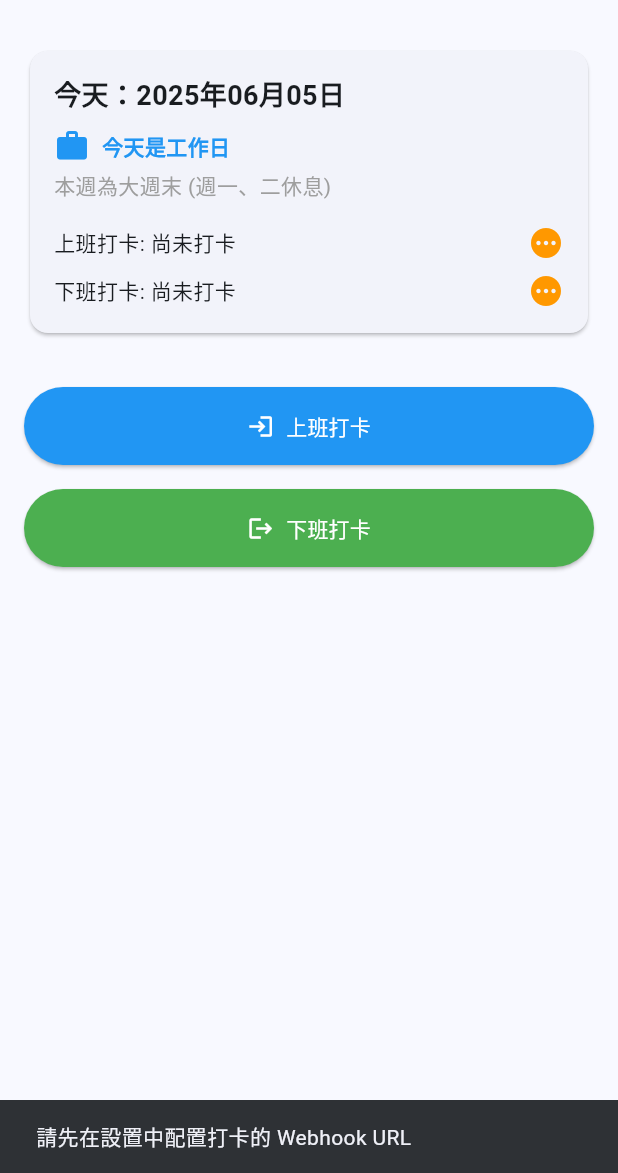
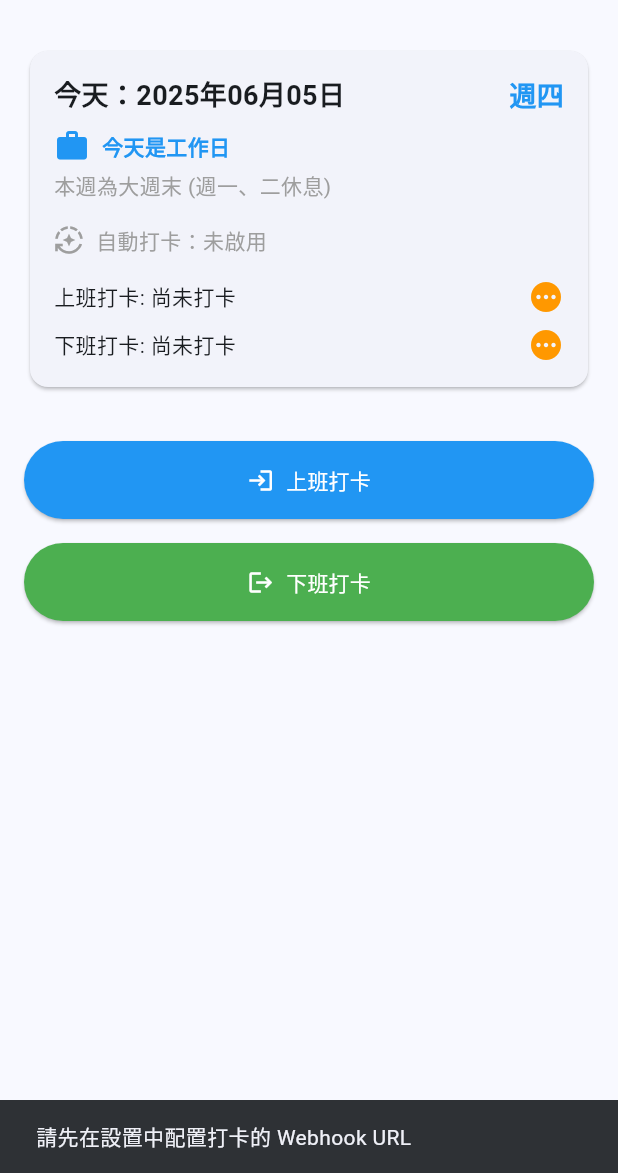
Before and after one commit to asadman1523/attendance_hub, a Flutter app: the screen it shows after launch, after a tap on "上班打卡", on a phone screen of 412 x 824 dp, the part 63-1236 px from its top. Run offline on Flutter 3.47's test engine with Material 3 defaults, Android fonts, the light colour scheme and no system bars; our stand-ins replace flutter_local_notifications, shared_preferences, timezone; missing offline and left inert: workmanager; statements that could not run were skipped.

Commit message:
feat: display weekday and auto-clock status
This commit adds the following features to the main screen:

- Displays the current day of the week (e.g., 週一, 週二).
- Shows the status of automatic clock-in and clock-out, indicating whether they are enabled.

The `_initAttendanceStatus` method now fetches auto-clock settings and updates the UI accordingly. A new method `_setWeekday` determines the current weekday, and `_getAutoClockStatusText` provides a user-friendly string for the auto-clock status.

```diff
--- a/lib/main.dart
+++ b/lib/main.dart
@@ -55,6 +55,9 @@ class _HomePageState extends State<HomePage> with WidgetsBindingObserver {
   final NotificationService _notificationService = NotificationService();
   bool _isWorkday = true;
   bool _isBigWeekend = false;
+  bool _autoClockInEnabled = false;
+  bool _autoClockOutEnabled = false;
+  String _weekday = '';
 
   @override
   void initState() {
@@ -106,15 +109,31 @@ class _HomePageState extends State<HomePage> with WidgetsBindingObserver {
 
   Future<void> _initAttendanceStatus() async {
     final prefs = await SharedPreferences.getInstance();
-    final today = DateFormat('yyyy-MM-dd').format(DateTime.now());
+    final now = DateTime.now();
+    final today = DateFormat('yyyy-MM-dd').format(now);
+
+    // Get weekday information
+    _setWeekday(now);
 
     await _checkWorkdayStatus();
+
+    // Get auto-clock settings
+    final autoClockSettings = await AutoClockService().getAutoClockSettings();
 
     setState(() {
       _clockedInToday = prefs.getBool('clockedIn_$today') ?? false;
       _clockedOutToday = prefs.getBool('clockedOut_$today') ?? false;
       _clockInTime = prefs.getString('clockInTime_$today');
       _clockOutTime = prefs.getString('clockOutTime_$today');
+      _autoClockInEnabled = autoClockSettings['clockInEnabled'];
+      _autoClockOutEnabled = autoClockSettings['clockOutEnabled'];
+    });
+  }
+
+  void _setWeekday(DateTime now) {
+    const List<String> weekdays = ['週日', '週一', '週二', '週三', '週四', '週五', '週六'];
+    setState(() {
+      _weekday = weekdays[now.weekday % 7]; // weekday is 1-7, where 1 is Monday
     });
   }
 
@@ -365,7 +384,7 @@ class _HomePageState extends State<HomePage> with WidgetsBindingObserver {
                   context,
                   MaterialPageRoute(
                       builder: (context) => const AutoClockSettingsPage()),
-                );
+                ).then((_) => _initAttendanceStatus());
               }
             },
             itemBuilder: (BuildContext context) => <PopupMenuEntry<String>>[
@@ -432,10 +451,23 @@ class _HomePageState extends State<HomePage> with WidgetsBindingObserver {
               child: Column(
                 crossAxisAlignment: CrossAxisAlignment.start,
                 children: [
-                  Text(
-                    '今天：${DateFormat('yyyy年MM月dd日').format(DateTime.now())}',
-                    style: const TextStyle(
-                        fontSize: 18, fontWeight: FontWeight.bold),
+                  Row(
+                    mainAxisAlignment: MainAxisAlignment.spaceBetween,
+                    children: [
+                      Text(
+                        '今天：${DateFormat('yyyy年MM月dd日').format(DateTime.now())}',
+                        style: const TextStyle(
+                            fontSize: 18, fontWeight: FontWeight.bold),
+                      ),
+                      Text(
+                        _weekday,
+                        style: const TextStyle(
+                          fontSize: 18,
+                          fontWeight: FontWeight.bold,
+                          color: Colors.blue,
+                        ),
+                      ),
+                    ],
                   ),
                   const SizedBox(height: 8),
                   Row(
@@ -458,6 +490,29 @@ class _HomePageState extends State<HomePage> with WidgetsBindingObserver {
                   Text(
                     '本週為${_isBigWeekend ? '大' : '小'}週末 (${_isBigWeekend ? '週一、二休息' : '僅週一休息'})',
                     style: const TextStyle(color: Colors.grey),
+                  ),
+                  const SizedBox(height: 16),
+                  // 自動打卡狀態資訊
+                  Row(
+                    children: [
+                      Icon(
+                        Icons.auto_mode,
+                        color: (_autoClockInEnabled || _autoClockOutEnabled)
+                            ? Colors.green
+                            : Colors.grey,
+                        size: 20,
+                      ),
+                      const SizedBox(width: 8),
+                      Text(
+                        '自動打卡：${_getAutoClockStatusText()}',
+                        style: TextStyle(
+                          color: (_autoClockInEnabled || _autoClockOutEnabled)
+                              ? Colors.green
+                              : Colors.grey,
+                          fontSize: 14,
+                        ),
+                      ),
+                    ],
                   ),
                   const SizedBox(height: 16),
                   Row(
@@ -574,6 +629,19 @@ class _HomePageState extends State<HomePage> with WidgetsBindingObserver {
       ),
     );
   }
+
+  // 取得自動打卡狀態文字
+  String _getAutoClockStatusText() {
+    if (_autoClockInEnabled && _autoClockOutEnabled) {
+      return '上、下班均已啟用';
+    } else if (_autoClockInEnabled) {
+      return '上班已啟用';
+    } else if (_autoClockOutEnabled) {
+      return '下班已啟用';
+    } else {
+      return '未啟用';
+    }
+  }
 }
 
 class SettingsPage extends StatefulWidget {
```
